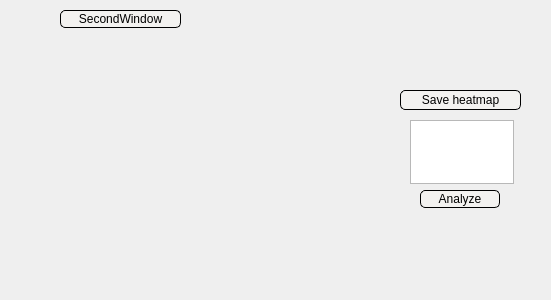
First picture: the form in bioprocesswindow.ui, repository LorenzoTarricone/TranscriptomiC, before the edit.
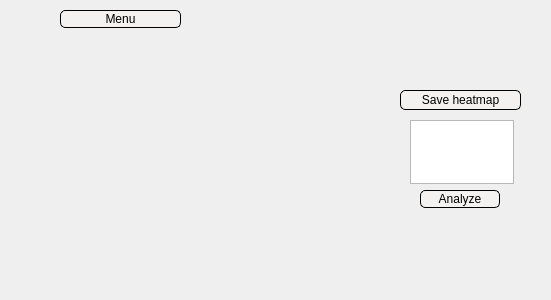
Second picture: the form after the edit. Custom widgets are drawn as their Qt base class.

Commit message:
Refactoring of Windows' Names
The names of the windows, function and other associated objects have been changed in order to improve readability and to follow a more intuitive logic. The names have been changed in accordence to the logic bellow:
MainWindow=>UploadWindow
SecondWindow=>MenuWindow

```diff
--- a/bioprocesswindow.ui
+++ b/bioprocesswindow.ui
@@ -90,7 +90,7 @@
 </string>
    </property>
    <property name="text">
-    <string>SecondWindow</string>
+    <string>Menu</string>
    </property>
   </widget>
  </widget>
```
Left out of the diff: 2 changed lines with no effect on the pictures. The commit also changes 13 other files.
